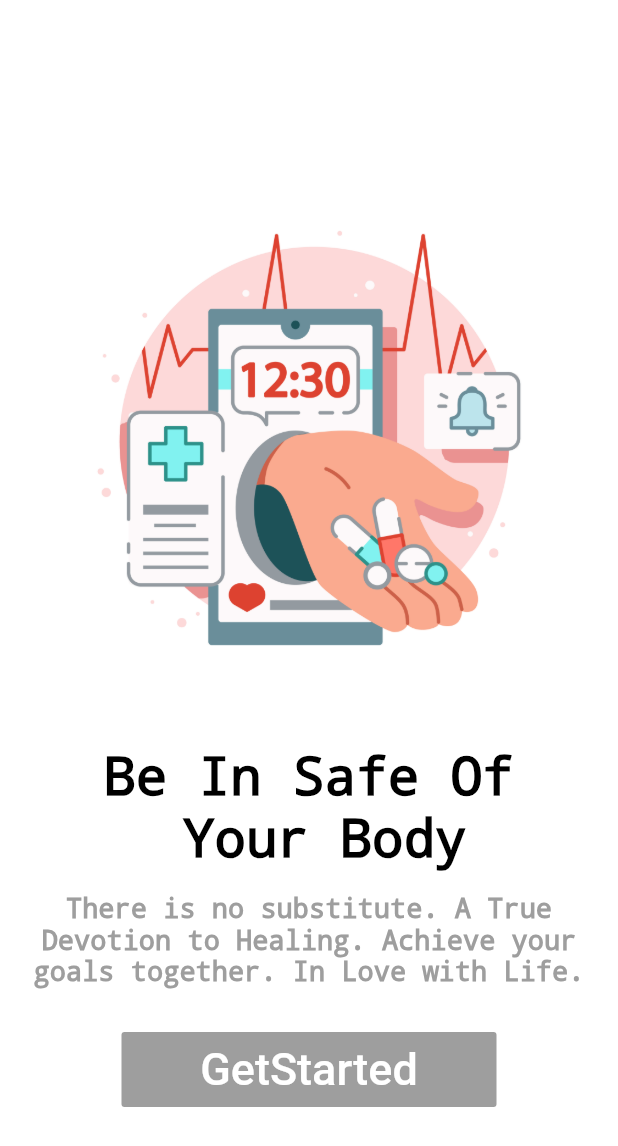
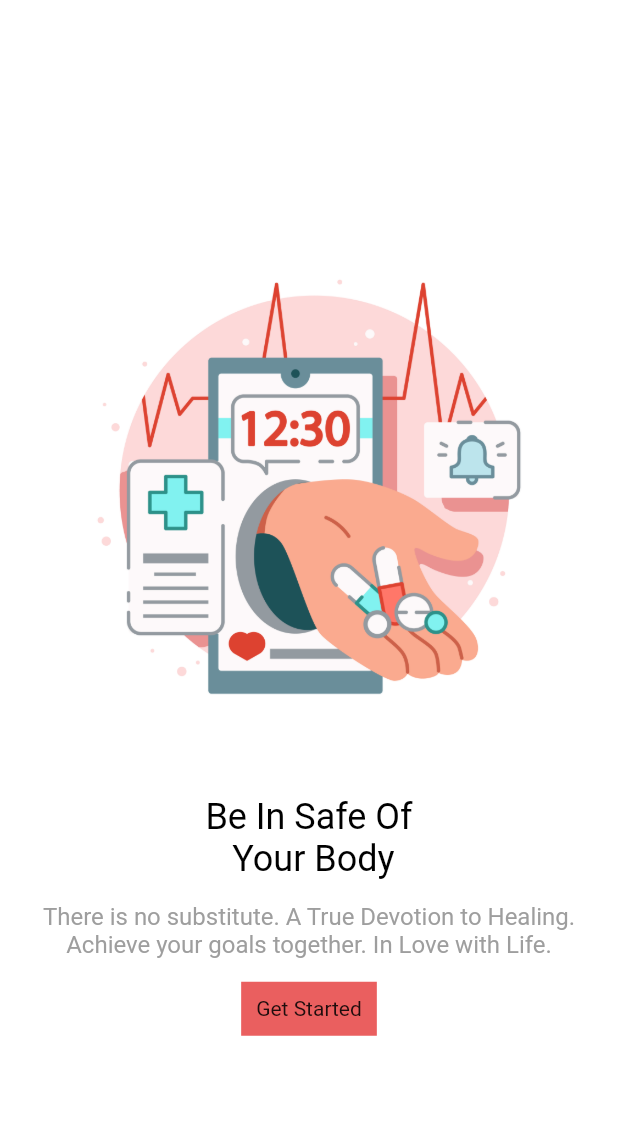
Before and after one commit to Tirth88663/Medicine-Reminder, a Flutter app: the screen it shows after launch, on a phone screen of 412 x 824 dp. Shown: the top 1146 px of the screen. Run offline on Flutter 3.47's test engine with Material 2 defaults, Android fonts, the phone set to English and light mode, and no system bars.

Commit message:
change button

```diff
--- a/lib/UI/get_started.dart
+++ b/lib/UI/get_started.dart
@@ -1,56 +1,48 @@
 import 'package:flutter/material.dart';
 
 const TextStyle kHeadingStyle = TextStyle(
-  fontSize: 35.0,
+  fontSize: 24.0,
   decoration: TextDecoration.none,
   color: Colors.black,
 );
 const TextStyle kButtonTextStyle =
     TextStyle(fontSize: 30.0, color: Colors.white);
 const TextStyle kBodyTextStyle = TextStyle(
-    fontSize: 18.0, decoration: TextDecoration.none, color: Colors.grey);
+    fontSize: 16.0, decoration: TextDecoration.none, color: Colors.grey);
 
 class GetStarted extends StatelessWidget {
   const GetStarted({Key? key}) : super(key: key);
 
   @override
   Widget build(BuildContext context) {
-    return Container(
-      color: Colors.white,
-      child: Column(
+    return Scaffold(
+      backgroundColor: Colors.white,
+      body: Column(
         mainAxisAlignment: MainAxisAlignment.center,
-        children: const [
-          Image(
+        children: [
+          const Image(
             image: AssetImage('images/frontpage.jpg'),
           ),
-          Text(
+          const Text(
             'Be In Safe Of \n Your Body',
             style: kHeadingStyle,
             textAlign: TextAlign.center,
           ),
-          SizedBox(
+          const SizedBox(
             height: 15.0,
           ),
-          Text(
+          const Text(
             'There is no substitute. A True Devotion to Healing. Achieve your goals together. In Love with Life.',
             style: kBodyTextStyle,
             textAlign: TextAlign.center,
           ),
-          SizedBox(
-            height: 30.0,
-          ),
-          SizedBox(
-            width: 250,
-            height: 50.0,
-            child: RaisedButton(
-              onPressed: null,
-              child: Text(
-                'GetStarted',
-                style: kButtonTextStyle,
-              ),
-              color: Color(0xFFEA5F5F),
-              elevation: 10.0,
-
+          Container(
+            margin: EdgeInsets.symmetric(vertical: 15),
+            padding: EdgeInsets.all(10),
+            color: Color(0xFFEA5F5F),
+            child: GestureDetector(
+              onTap: () => print("hello"),
+              child: Text("Get Started"),
             ),
           ),
         ],
--- a/lib/UI/home_page.dart
+++ b/lib/UI/home_page.dart
@@ -5,6 +5,12 @@ class HomePage extends StatelessWidget {
 
   @override
   Widget build(BuildContext context) {
-    return Container();
+    return SafeArea(
+      child: Scaffold(
+        body: Column(
+          children: const <Widget>[],
+        ),
+      ),
+    );
   }
 }
--- a/lib/main.dart
+++ b/lib/main.dart
@@ -1,16 +1,17 @@
 import 'package:flutter/material.dart';
+
 import 'UI/get_started.dart';
+
 void main() => runApp(MedicineReminder());
 
 class MedicineReminder extends StatelessWidget {
+  const MedicineReminder({Key? key}) : super(key: key);
+
   @override
   Widget build(BuildContext context) {
-    return MaterialApp(
-
+    return const MaterialApp(
       home: SafeArea(
-        child:GetStarted() ,
-
-
+        child: GetStarted(),
       ),
     );
   }
```
